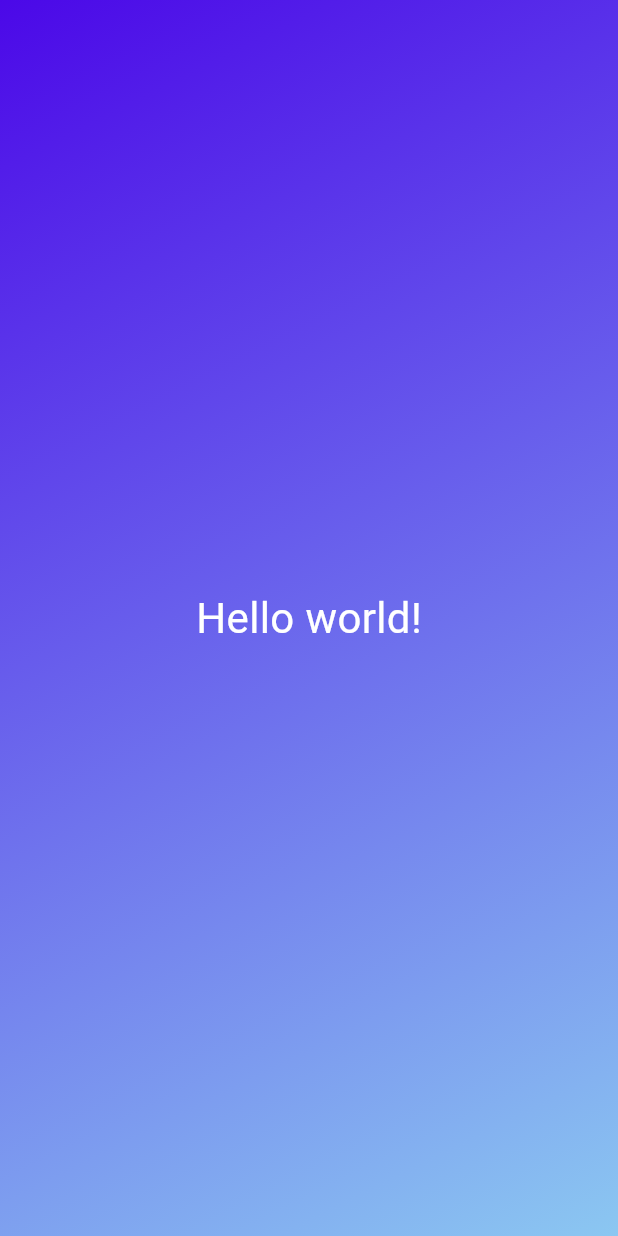
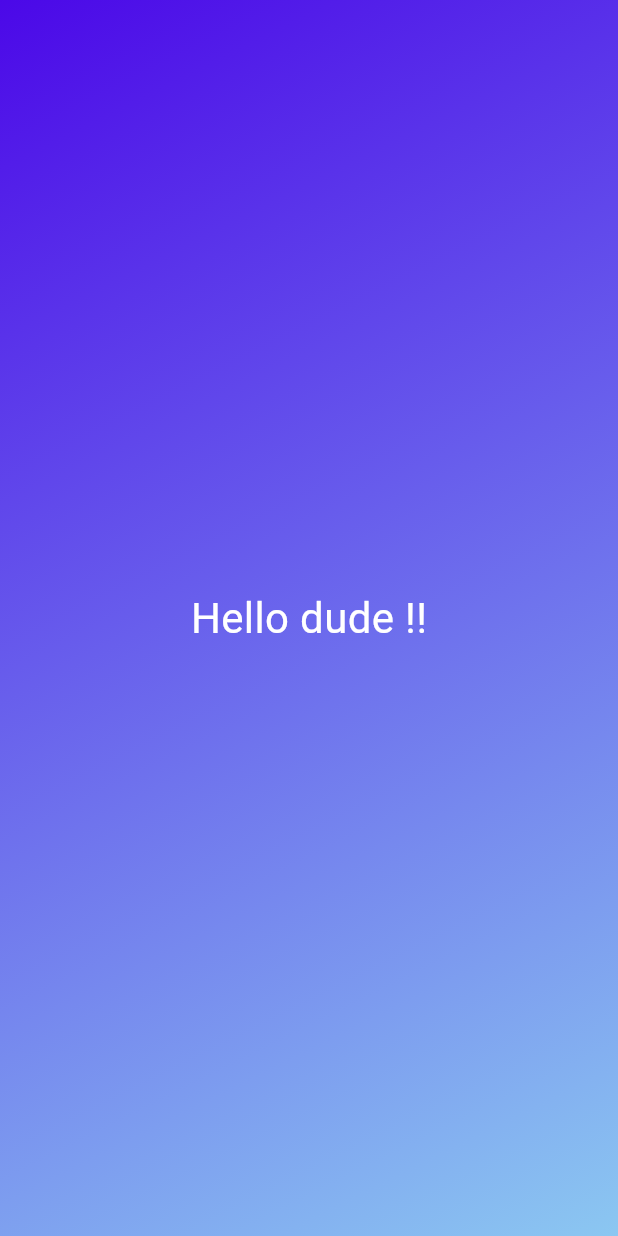
Before and after one commit to Saransh-Sharma/dice, a Flutter app: the screen it shows after launch, on a phone screen of 412 x 824 dp. Run offline on Flutter 3.47's test engine with Material 3 defaults, Android fonts, the phone set to English and light mode, and no system bars.

Commit message:
add gradient widget

```diff
--- /dev/null
+++ b/lib/gradient_container.dart
@@ -0,0 +1,29 @@
+import 'package:flutter/material.dart';
+
+class GradientContainer extends StatelessWidget {
+
+const GradientContainer({super.key});
+
+@override
+Widget build(context) {
+
+return Container(
+          decoration: const BoxDecoration(
+            gradient: LinearGradient(
+              colors: [
+                Color.fromARGB(255, 75, 8, 232),
+                Color.fromARGB(255, 139, 199, 241),
+              ],
+              begin: Alignment.topLeft,
+              end: Alignment.bottomRight,
+          ),
+          ),
+          child: const Center(
+            child: Text('Hello dude !!', style: TextStyle(
+              color: Colors.white,
+              fontSize: 28,
+            ),),
+          ),
+        );
+  }
+}
```
Also changed, not shown: lib/main.dart (+3 -19 lines).
